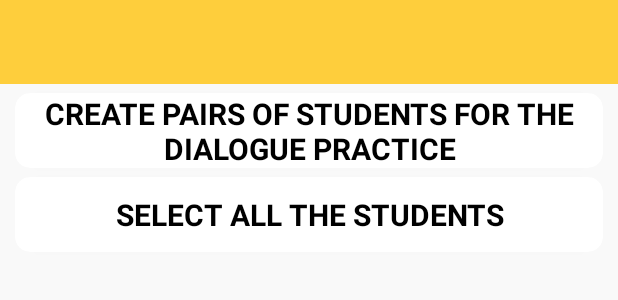
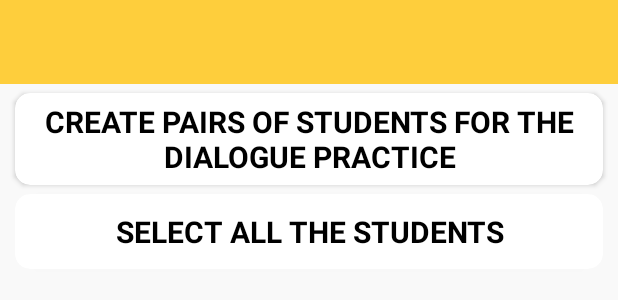
Before and after one commit to Tduty/type-talk, an Android app: the layout fragment_choose_students.xml on its own in the app's theme, with its tools: preview values and no code run, on a phone screen of 412 x 824 dp. Shown: the top 300 px of the screen. Run offline under Robolectric (Android 15) with nearby library versions, the phone set to English and light mode, and no system bars; network calls fail.

Commit message:
Fixed several regression bugs (Dictionary keyboard, Open teacher chat, Phrase-Building content, Text in errors)

```diff
--- a/app/src/main/java/info/tduty/typetalk/view/dictionary/DictionaryFragment.kt
+++ b/app/src/main/java/info/tduty/typetalk/view/dictionary/DictionaryFragment.kt
@@ -7,6 +7,7 @@ import androidx.recyclerview.widget.LinearLayoutManager
 import info.tduty.typetalk.App
 import info.tduty.typetalk.R
 import info.tduty.typetalk.data.model.DictionaryVO
+import info.tduty.typetalk.utils.KeyboardHelper
 import info.tduty.typetalk.view.MainActivity
 import info.tduty.typetalk.view.base.BaseFragment
 import info.tduty.typetalk.view.dictionary.adapter.DictionaryListAdapter
@@ -37,6 +38,7 @@ class DictionaryFragment : BaseFragment(R.layout.fragment_dictionary), Dictionar
     override fun onViewCreated(view: View, savedInstanceState: Bundle?) {
         super.onViewCreated(view, savedInstanceState)
 
+        KeyboardHelper.hideKeyboard(requireActivity(), view)
         (activity as? MainActivity)?.setupToolbar(view.toolbar as Toolbar, R.string.title_dictionary, true)
 
         setupRV(view)
--- a/app/src/main/java/info/tduty/typetalk/view/task/phrasebuilding/PhraseBuilderItemPresenter.kt
+++ b/app/src/main/java/info/tduty/typetalk/view/task/phrasebuilding/PhraseBuilderItemPresenter.kt
@@ -30,7 +30,7 @@ class PhraseBuilderItemPresenter(
         vhMap[id]?.hiddenSkip()
         buildText[id]?.add(text.trim())
         if (buildText[id] == null) buildText[id] = mutableListOf(text)
-        val isCorrectText = buildText[id] == phrases[id]?.phrases
+        val isCorrectText = buildText[id] == phrases[id]?.phrases?.map { it.trim() }
         vhMap[id]?.updateText(buildText[id]?.joinToString(" ") ?: "", isCorrectText)
         if (isCorrectText) {
             vhMap[id]?.showCorrectState()
--- a/app/src/main/java/info/tduty/typetalk/view/task/wordamess/WordamessPresenter.kt
+++ b/app/src/main/java/info/tduty/typetalk/view/task/wordamess/WordamessPresenter.kt
@@ -67,7 +67,7 @@ class WordamessPresenter(
     fun onCorrect() {
         if (selectedTasks.all { it.value.isMistake }) {
             setupCorrectBlock()
-        } else view.showErrorTasksEmpty()
+        } else view.showErrorExistCorrectWords()
     }
 
     fun onScrollCard(position: Int) {
--- a/app/src/main/res/layout/fragment_choose_students.xml
+++ b/app/src/main/res/layout/fragment_choose_students.xml
@@ -21,7 +21,7 @@
             <androidx.cardview.widget.CardView
                 android:id="@+id/cv_form_dialogs"
                 android:layout_width="match_parent"
-                android:layout_height="50dp"
+                android:layout_height="wrap_content"
                 android:layout_marginBottom="2dp"
                 android:layout_marginTop="6dp"
                 android:layout_marginStart="10dp"
@@ -35,7 +35,10 @@
                 <TextView
                     android:layout_width="match_parent"
                     android:layout_height="match_parent"
+                    android:layout_marginTop="5dp"
+                    android:layout_marginBottom="5dp"
                     android:gravity="center"
+                    android:layout_gravity="center"
                     android:textStyle="bold"
                     android:textColor="@color/black"
                     android:textSize="20sp"
@@ -47,7 +50,8 @@
             <androidx.cardview.widget.CardView
                 android:id="@+id/cv_select_all"
                 android:layout_width="match_parent"
-                android:layout_height="50dp"
+                android:layout_height="wrap_content"
+                android:minHeight="50dp"
                 android:layout_marginBottom="6dp"
                 android:layout_marginTop="4dp"
                 android:layout_marginStart="10dp"
@@ -62,6 +66,7 @@
                     android:layout_width="match_parent"
                     android:layout_height="match_parent"
                     android:gravity="center"
+                    android:layout_gravity="center"
                     android:textStyle="bold"
                     android:textColor="@color/black"
                     android:textSize="20sp"
--- a/app/src/main/res/values/styles.xml
+++ b/app/src/main/res/values/styles.xml
@@ -27,6 +27,8 @@
     </style>
 
     <style name="ExpandedAppBar" parent="@style/TextAppearance.AppCompat.Headline">
+        <item name="android:ellipsize">end</item>
+        <item name="android:maxLines">1</item>
         <item name="android:textSize">32sp</item>
         <item name="android:textStyle">bold</item>
         <item name="android:textColor">@color/white</item>
```
Also changed, not shown: app/src/main/java/info/tduty/typetalk/view/MainActivity.kt (+12 -2 lines), app/src/main/java/info/tduty/typetalk/view/chat/ChatFragment.kt (+5 -3 lines), app/src/main/java/info/tduty/typetalk/view/chat/ChatPresenter.kt (+12 -4 lines), app/src/main/res/layout/fragment_tasks_manage.xml (+6 -6 lines), app/src/main/res/layout/item_pager_task_phrase_building.xml (+6 -6 lines).
